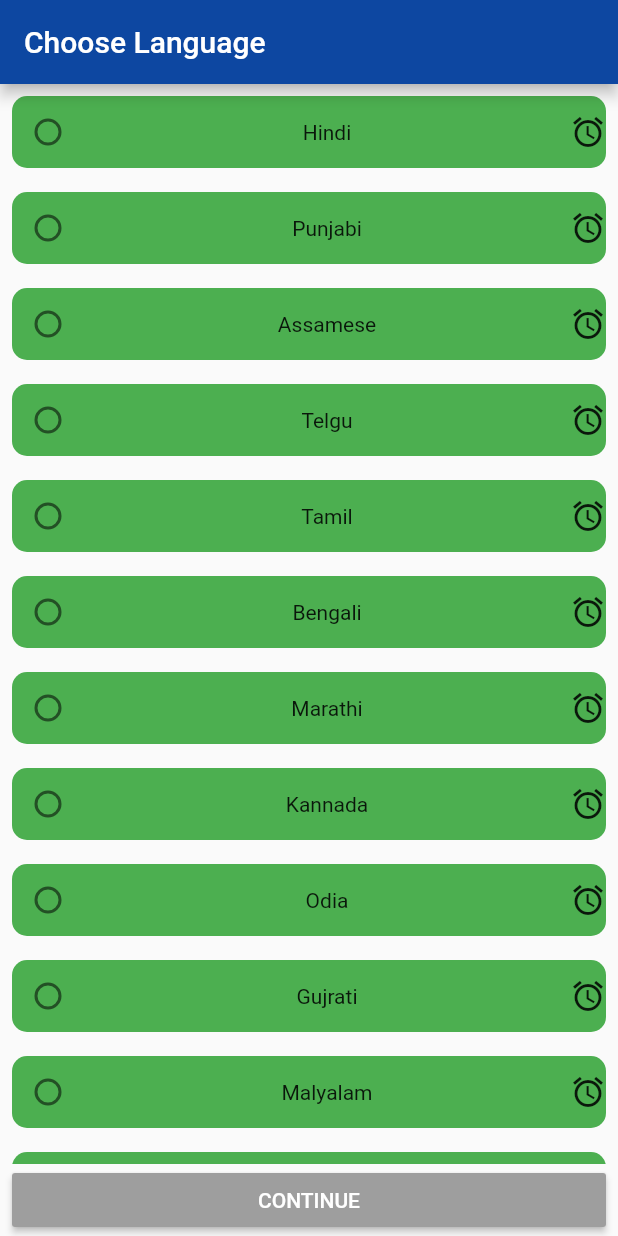
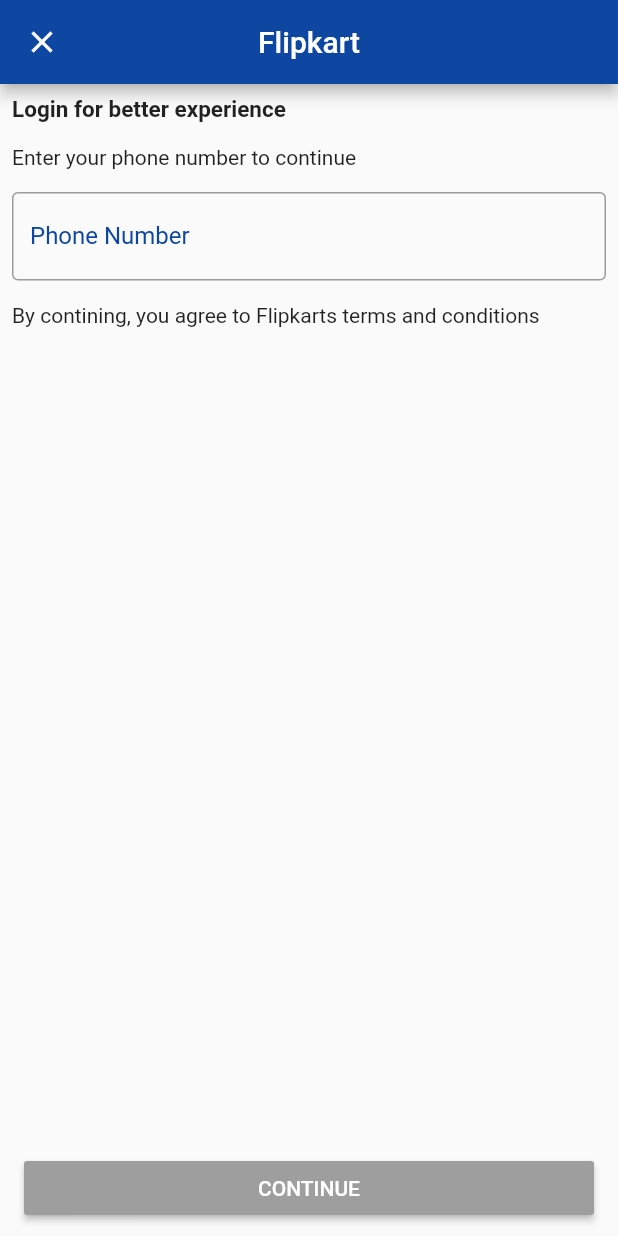
Before and after one commit to akarshbarar/flipkart_clone, a Flutter app: the screen it shows after launch, after a tap on "CONTINUE", on a phone screen of 412 x 824 dp. Run offline on Flutter 3.47's test engine with Material 2 defaults, Android fonts, the phone set to English and light mode, and no system bars.

Commit message:
Login page

```diff
--- a/lib/Language.dart
+++ b/lib/Language.dart
@@ -49,7 +49,9 @@
                 child: Padding(
                   padding: const EdgeInsets.only(left: 8.0, right: 8.0),
                   child: MaterialButton(
-                    onPressed: () {},
+                    onPressed: () {
+                      Navigator.of(context).pushNamed("/login");
+                    },
                     color: lang.length == 0 ? Colors.grey : Colors.orange,
                     child: Text(
                       "CONTINUE",
--- /dev/null
+++ b/lib/login.dart
@@ -0,0 +1,78 @@
+import 'package:flutter/material.dart';
+
+class Login extends StatefulWidget {
+  const Login({Key? key}) : super(key: key);
+
+  @override
+  _LoginState createState() => _LoginState();
+}
+
+class _LoginState extends State<Login> {
+  @override
+  Widget build(BuildContext context) {
+    return SafeArea(
+      child: Scaffold(
+          appBar: AppBar(
+            automaticallyImplyLeading: false,
+            leading: Icon(Icons.close),
+            backgroundColor: Colors.blue[900],
+            title: Text("Flipkart"),
+            centerTitle: true,
+          ),
+          body: Padding(
+            padding: const EdgeInsets.all(8.0),
+            child: Container(
+              child: Column(
+                crossAxisAlignment: CrossAxisAlignment.start,
+                children: [
+                  Expanded(
+                    flex: 9,
+                    child: Column(
+                      crossAxisAlignment: CrossAxisAlignment.start,
+                      children: [
+                        Text(
+                          "Login for better experience",
+                          style: TextStyle(
+                              fontSize: 15, fontWeight: FontWeight.bold),
+                        ),
+                        SizedBox(
+                          height: 15,
+                        ),
+                        Text("Enter your phone number to continue"),
+                        SizedBox(
+                          height: 15,
+                        ),
+                        TextFormField(
+                          decoration: InputDecoration(
+                              labelText: "Phone Number",
+                              labelStyle: TextStyle(color: Colors.blue[900]),
+                              border: OutlineInputBorder()),
+                        ),
+                        SizedBox(
+                          height: 15,
+                        ),
+                        Text(
+                            "By contining, you agree to Flipkarts terms and conditions")
+                      ],
+                    ),
+                  ),
+                  SizedBox(
+                      width: MediaQuery.of(context).size.width,
+                      child: Padding(
+                        padding: const EdgeInsets.only(left: 8.0, right: 8.0),
+                        child: MaterialButton(
+                          onPressed: () {},
+                          color: Colors.grey,
+                          child: Text(
+                            "CONTINUE",
+                            style: TextStyle(color: Colors.white),
+                          ),
+                        ),
+                      ))
+                ],
+              ),
+            ),
+          )),
+    );
+  }
+}
--- a/lib/main.dart
+++ b/lib/main.dart
@@ -1,5 +1,6 @@
 import 'package:flipkart/Language.dart';
 import 'package:flipkart/SplashScreen.dart';
+import 'package:flipkart/login.dart';
 import 'package:flutter/material.dart';
 
 void main() {
@@ -15,7 +16,10 @@
       debugShowCheckedModeBanner: false,
       title: 'Flipkart',
       home: SplashScreen(),
-      routes: {"/languagePage": (context) => Language()},
+      routes: {
+        "/languagePage": (context) => Language(),
+        "/login": (context) => Login()
+      },
     );
   }
 }
```
